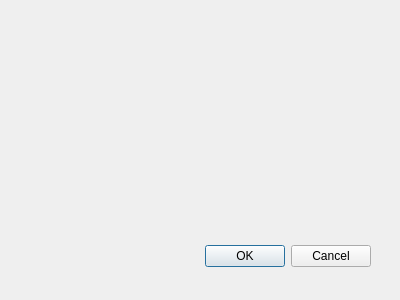
The window that desktop/CloudDisk/login.ui (hzt1234hf/CloudDisk) describes before a commit, drawn with Qt 5.
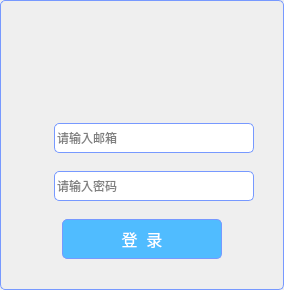
The same window after the commit. Icons and pictures are not drawn.

Diff of the .ui file:
```diff
--- a/desktop/CloudDisk/login.ui
+++ b/desktop/CloudDisk/login.ui
@@ -8,29 +8,328 @@
    <rect>
     <x>0</x>
     <y>0</y>
-    <width>400</width>
-    <height>300</height>
+    <width>284</width>
+    <height>290</height>
    </rect>
   </property>
+  <property name="minimumSize">
+   <size>
+    <width>284</width>
+    <height>200</height>
+   </size>
+  </property>
+  <property name="maximumSize">
+   <size>
+    <width>284</width>
+    <height>290</height>
+   </size>
+  </property>
   <property name="windowTitle">
    <string>Dialog</string>
   </property>
-  <widget name="buttonBox" class="QDialogButtonBox">
-   <property name="geometry">
-    <rect>
-     <x>30</x>
-     <y>240</y>
-     <width>341</width>
-     <height>32</height>
-    </rect>
+  <property name="styleSheet">
+   <string notr="true">QDialog{
+	border:1px solid #79F;
+	border-radius:5px;
+}
+QLineEdit{
+	border:1px solid #79F;
+	border-radius:5px;
+}
+QLineEdit:focus{
+	border:1px solid #223399;
+
+}
+QLineEdit:hover{
+	border:1px solid #4455EE;
+}
+QPushButton{
+	border:1px solid #79F;
+	border-radius:5px;
+	background-color: rgb(80, 188, 255);
+	color:white;
+	font-size:16px;
+}
+QPushButton:hover{
+	background-color: rgb(94, 200, 255);
+}</string>
+  </property>
+  <layout class="QVBoxLayout" name="verticalLayout_2">
+   <property name="spacing">
+    <number>0</number>
    </property>
-   <property name="orientation">
-    <enum>Qt::Horizontal</enum>
+   <property name="leftMargin">
+    <number>0</number>
    </property>
-   <property name="standardButtons">
-    <set>QDialogButtonBox::Cancel|QDialogButtonBox::Ok</set>
+   <property name="topMargin">
+    <number>0</number>
    </property>
-  </widget>
+   <property name="rightMargin">
+    <number>0</number>
+   </property>
+   <property name="bottomMargin">
+    <number>0</number>
+   </property>
+   <item>
+    <widget class="QLabel" name="label_3">
+     <property name="minimumSize">
+      <size>
+       <width>284</width>
+       <height>114</height>
+      </size>
+     </property>
+     <property name="maximumSize">
+      <size>
+       <width>284</width>
+       <height>114</height>
+      </size>
+     </property>
+     <property name="styleSheet">
+      <string notr="true">image: url(:/img/img/login_bg.jpg);</string>
+     </property>
+     <property name="text">
+      <string/>
+     </property>
+    </widget>
+   </item>
+   <item>
+    <layout class="QHBoxLayout" name="horizontalLayout_4">
+     <property name="spacing">
+      <number>0</number>
+     </property>
+     <item>
+      <spacer name="horizontalSpacer_2">
+       <property name="orientation">
+        <enum>Qt::Horizontal</enum>
+       </property>
+       <property name="sizeHint" stdset="0">
+        <size>
+         <width>13</width>
+         <height>17</height>
+        </size>
+       </property>
+      </spacer>
+     </item>
+     <item>
+      <layout class="QVBoxLayout" name="verticalLayout">
+       <property name="spacing">
+        <number>0</number>
+       </property>
+       <item>
+        <layout class="QHBoxLayout" name="horizontalLayout">
+         <property name="leftMargin">
+          <number>9</number>
+         </property>
+         <property name="topMargin">
+          <number>9</number>
+         </property>
+         <property name="rightMargin">
+          <number>9</number>
+         </property>
+         <property name="bottomMargin">
+          <number>9</number>
+         </property>
+         <item>
+          <widget class="QLabel" name="label">
+           <property name="minimumSize">
+            <size>
+             <width>20</width>
+             <height>16</height>
+            </size>
+           </property>
+           <property name="maximumSize">
+            <size>
+             <width>20</width>
+             <height>16</height>
+            </size>
+           </property>
+           <property name="styleSheet">
+            <string notr="true">image: url(:/icon/icon/email.png);</string>
+           </property>
+           <property name="text">
+            <string/>
+           </property>
+          </widget>
+         </item>
+         <item>
+          <widget class="QLineEdit" name="lineEdit_email">
+           <property name="minimumSize">
+            <size>
+             <width>200</width>
+             <height>30</height>
+            </size>
+           </property>
+           <property name="maximumSize">
+            <size>
+             <width>200</width>
+             <height>30</height>
+            </size>
+           </property>
+           <property name="maxLength">
+            <number>64</number>
+           </property>
+           <property name="placeholderText">
+            <string>请输入邮箱</string>
+           </property>
+          </widget>
+         </item>
+        </layout>
+       </item>
+       <item>
+        <layout class="QHBoxLayout" name="horizontalLayout_2">
+         <property name="leftMargin">
+          <number>9</number>
+         </property>
+         <property name="topMargin">
+          <number>9</number>
+         </property>
+         <property name="rightMargin">
+          <number>9</number>
+         </property>
+         <property name="bottomMargin">
+          <number>9</number>
+         </property>
+         <item>
+          <widget class="QLabel" name="label_2">
+           <property name="minimumSize">
+            <size>
+             <width>20</width>
+             <height>16</height>
+            </size>
+           </property>
+           <property name="maximumSize">
+            <size>
+             <width>20</width>
+             <height>16</height>
+            </size>
+           </property>
+           <property name="styleSheet">
+            <string notr="true">image: url(:/icon/icon/password.png);</string>
+           </property>
+           <property name="text">
+            <string/>
+           </property>
+          </widget>
+         </item>
+         <item>
+          <widget class="QLineEdit" name="lineEdit_password">
+           <property name="minimumSize">
+            <size>
+             <width>200</width>
+             <height>30</height>
+            </size>
+           </property>
+           <property name="maximumSize">
+            <size>
+             <width>200</width>
+             <height>30</height>
+            </size>
+           </property>
+           <property name="maxLength">
+            <number>64</number>
+           </property>
+           <property name="echoMode">
+            <enum>QLineEdit::Password</enum>
+           </property>
+           <property name="placeholderText">
+            <string>请输入密码</string>
+           </property>
+          </widget>
+         </item>
+        </layout>
+       </item>
+       <item>
+        <layout class="QHBoxLayout" name="horizontalLayout_3">
+         <property name="leftMargin">
+          <number>9</number>
+         </property>
+         <property name="topMargin">
+          <number>9</number>
+         </property>
+         <property name="rightMargin">
+          <number>9</number>
+         </property>
+         <property name="bottomMargin">
+          <number>9</number>
+         </property>
+         <item>
+          <spacer name="horizontalSpacer_4">
+           <property name="orientation">
+            <enum>Qt::Horizontal</enum>
+           </property>
+           <property name="sizeHint" stdset="0">
+            <size>
+             <width>40</width>
+             <height>20</height>
+            </size>
+           </property>
+          </spacer>
+         </item>
+         <item>
+          <widget class="QPushButton" name="pushButton">
+           <property name="minimumSize">
+            <size>
+             <width>160</width>
+             <height>40</height>
+            </size>
+           </property>
+           <property name="maximumSize">
+            <size>
+             <width>160</width>
+             <height>40</height>
+            </size>
+           </property>
+           <property name="text">
+            <string>登  录</string>
+           </property>
+          </widget>
+         </item>
+         <item>
+          <spacer name="horizontalSpacer_3">
+           <property name="orientation">
+            <enum>Qt::Horizontal</enum>
+           </property>
+           <property name="sizeHint" stdset="0">
+            <size>
+             <width>40</width>
+             <height>20</height>
+            </size>
+           </property>
+          </spacer>
+         </item>
+        </layout>
+       </item>
+      </layout>
+     </item>
+     <item>
+      <spacer name="horizontalSpacer">
+       <property name="orientation">
+        <enum>Qt::Horizontal</enum>
+       </property>
+       <property name="sizeHint" stdset="0">
+        <size>
+         <width>13</width>
+         <height>17</height>
+        </size>
+       </property>
+      </spacer>
+     </item>
+    </layout>
+   </item>
+   <item>
+    <spacer name="verticalSpacer">
+     <property name="orientation">
+      <enum>Qt::Vertical</enum>
+     </property>
+     <property name="sizeHint" stdset="0">
+      <size>
+       <width>20</width>
+       <height>15</height>
+      </size>
+     </property>
+    </spacer>
+   </item>
+  </layout>
  </widget>
  <pixmapfunction/>
  <resources/>
```
Left out of the diff: 42 changed lines with no effect on the pictures.
